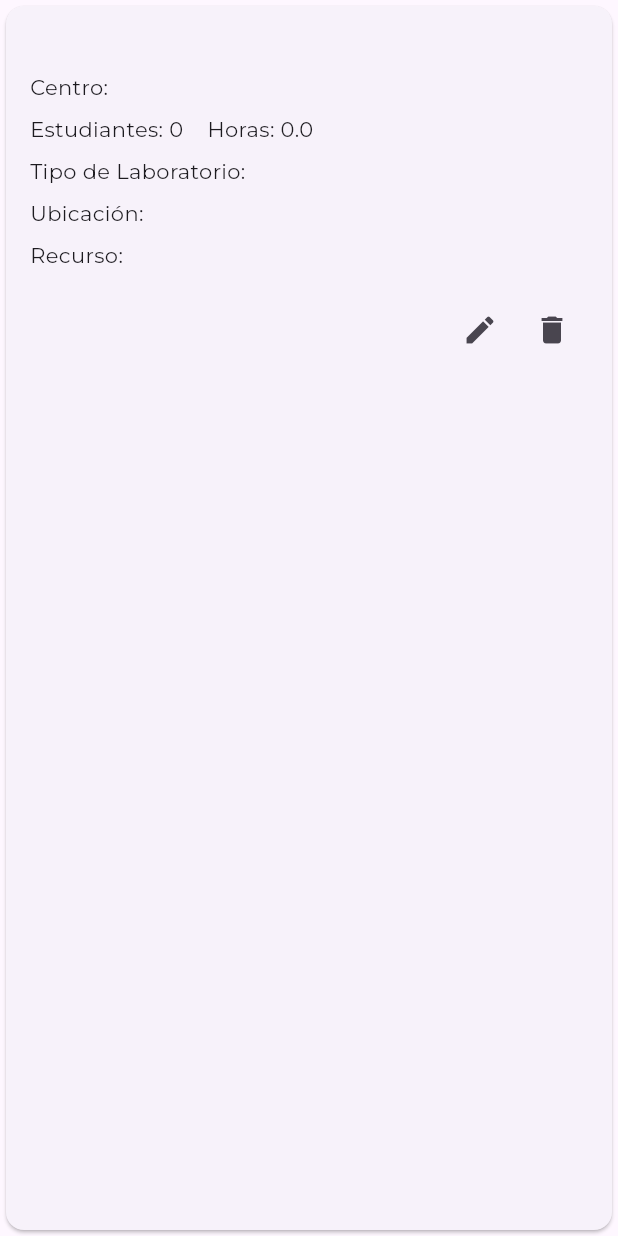
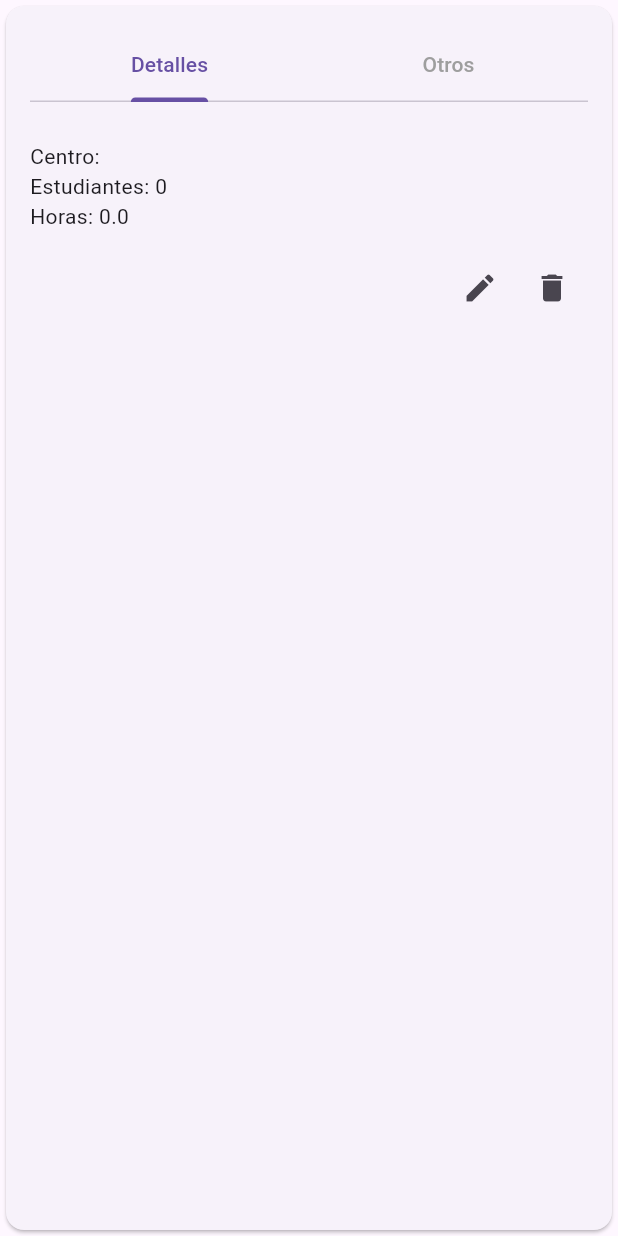
Before and after one commit to alexvacca25/projecto_base_laboratorio, a Flutter app: the LaboratorioCard widget shown alone on an empty page, opened directly with empty values, on a phone screen of 412 x 824 dp. Run offline on Flutter 3.47's test engine with Material 3 defaults, Android fonts, the phone set to English and light mode, and no system bars; our stand-ins replace flutter_speed_dial, get, google_fonts; network calls fail.

Commit message:
nuevo curso - nuevo laboratorio

```diff
--- a/lib/data/models/laboratorio.dart
+++ b/lib/data/models/laboratorio.dart
@@ -29,7 +29,7 @@ class Laboratorio {
     return Laboratorio(
       id: json['id'],
       idCurso: json['id_curso'],
-      cursoDescripcion: json['curso_descripcion'],
+      cursoDescripcion: json['descripcion'],
       centro: json['centro'],
       nombreCead: json['nombrecead'],
       estudiantesGrupo: json['estudiantes_grupo'],
--- a/lib/presentation/widgets/laboratorio_card.dart
+++ b/lib/presentation/widgets/laboratorio_card.dart
@@ -1,106 +1,77 @@
 import 'package:flutter/material.dart';
-import 'package:google_fonts/google_fonts.dart';
 import 'package:projecto_base_laboratorio/data/models/laboratorio.dart';
-
 
 class LaboratorioCard extends StatelessWidget {
   final Laboratorio laboratorio;
   final VoidCallback onEdit;
   final VoidCallback onDelete;
 
-  const LaboratorioCard({super.key,
-    required this.laboratorio,
-    required this.onEdit,
-    required this.onDelete,
-  });
+  LaboratorioCard({required this.laboratorio, required this.onEdit, required this.onDelete});
 
   @override
   Widget build(BuildContext context) {
     return Card(
-      child: Column(
-        children: [
-          _buildDetailsTab(context),
-        ],
-      ),
-    );
-  }
-
-  Widget _buildDetailsTab(BuildContext context) {
-    return Padding(
+      child: Padding(
         padding: const EdgeInsets.all(16.0),
         child: Column(
           crossAxisAlignment: CrossAxisAlignment.start,
           children: [
-          Text(
-            laboratorio.cursoDescripcion,
-            style: GoogleFonts.montserrat(fontSize: 14),
-            overflow: TextOverflow.ellipsis,
-            maxLines: 1,
+            DefaultTabController(
+              length: 2, // Número de pestañas
+              child: Column(
+                children: [
+                  TabBar(
+                    labelColor: Theme.of(context).primaryColor,
+                    unselectedLabelColor: Colors.grey,
+                    tabs: [
+                      Tab(text: 'Detalles'),
+                      Tab(text: 'Otros'),
+                    ],
                   ),
-          SizedBox(height: 8.0),
-          Text(
-            'Centro: ${laboratorio.nombreCead}',
-            style: GoogleFonts.montserrat(fontSize: 14),
-            overflow: TextOverflow.ellipsis,
-            maxLines: 1,
-          ),
-          SizedBox(height: 8.0),
-          Row(
+                  Container(
+                    height: 100, // Ajusta la altura según sea necesario
+                    child: TabBarView(
+                      children: [
+                        Column(
+                          crossAxisAlignment: CrossAxisAlignment.start,
                           children: [
                             Text(
-                'Estudiantes: ${laboratorio.estudiantesGrupo}',
-                style: GoogleFonts.montserrat(fontSize: 14),
+                              '${laboratorio.cursoDescripcion} ',
+                              style: TextStyle(fontSize: 18, fontWeight: FontWeight.bold),
+                              maxLines: 1,
+                              overflow: TextOverflow.ellipsis,
                             ),
-              SizedBox(width: 16),
-              Text(
-                'Horas: ${laboratorio.horasGrupo}',
-                style: GoogleFonts.montserrat(fontSize: 14),
-              ),
+                            Text('Centro: ${laboratorio.nombreCead}',
+                            maxLines: 1,
+                              overflow: TextOverflow.ellipsis,),
+                            Text('Estudiantes: ${laboratorio.estudiantesGrupo}'),
+                            Text('Horas: ${laboratorio.horasGrupo}'),
                           ],
                         ),
-          if (laboratorio.tipoLaboratorio != null) ...[
-            SizedBox(height: 8.0),
-            Text(
-              'Tipo de Laboratorio: ${laboratorio.tipoLaboratorio}',
-              style: GoogleFonts.montserrat(fontSize: 14),
-              overflow: TextOverflow.ellipsis,
-              maxLines: 1,
-            ),
-          ],
-          if (laboratorio.ubicacion != null) ...[
-            SizedBox(height: 8.0),
-            Text(
-              'Ubicación: ${laboratorio.ubicacion}',
-              style: GoogleFonts.montserrat(fontSize: 14),
-              overflow: TextOverflow.ellipsis,
-              maxLines: 1,
-            ),
-          ],
-          if (laboratorio.recurso != null) ...[
-            SizedBox(height: 8.0),
-            Text(
-              'Recurso: ${laboratorio.recurso}',
-              style: GoogleFonts.montserrat(fontSize: 14),
-              overflow: TextOverflow.ellipsis,
-              maxLines: 1,
-            ),
-          ],
-          SizedBox(height: 16.0),
-          Row(
-            mainAxisAlignment: MainAxisAlignment.end,
+                        Column(
+                          crossAxisAlignment: CrossAxisAlignment.start,
                           children: [
-              IconButton(
-                icon: Icon(Icons.edit),
-                onPressed: onEdit,
-              ),
-              IconButton(
-                icon: Icon(Icons.delete),
-                onPressed: onDelete,
-              ),
+                            Text('Tipo: ${laboratorio.tipoLaboratorio ?? 'N/A'}'),
+                               Text('Ubicación: ${laboratorio.ubicacion ?? 'N/A'}'),
+                            Text('Recurso: ${laboratorio.recurso ?? 'N/A'}'),
                           ],
                         ),
                       ],
                     ),
+                  ),
+                ],
+              ),
+            ),
+            Row(
+              mainAxisAlignment: MainAxisAlignment.end,
+              children: [
+                IconButton(icon: Icon(Icons.edit), onPressed: onEdit),
+                IconButton(icon: Icon(Icons.delete), onPressed: onDelete),
+              ],
+            ),
+          ],
+        ),
+      ),
     );
   }
 }
```
Also changed, not shown: lib/presentation/controllers/course_controller.dart (+22 -7 lines), lib/presentation/controllers/laboratorio_controller.dart (+16 -7 lines), lib/presentation/pages/course_page.dart (+34 -8 lines), lib/presentation/pages/laboratorio_page.dart (+30 -6 lines), lib/presentation/widgets/add_centro_atendido_dialog.dart (+37 -9 lines), lib/presentation/widgets/new_course_dialog.dart (added, +167 -0 lines), lib/presentation/widgets/new_laboratorio_dialog.dart (added, +140 -0 lines), lib/presentation/widgets/side_menu.dart (+3 -6 lines). Lines whose indentation alone changed are shown as unchanged.
